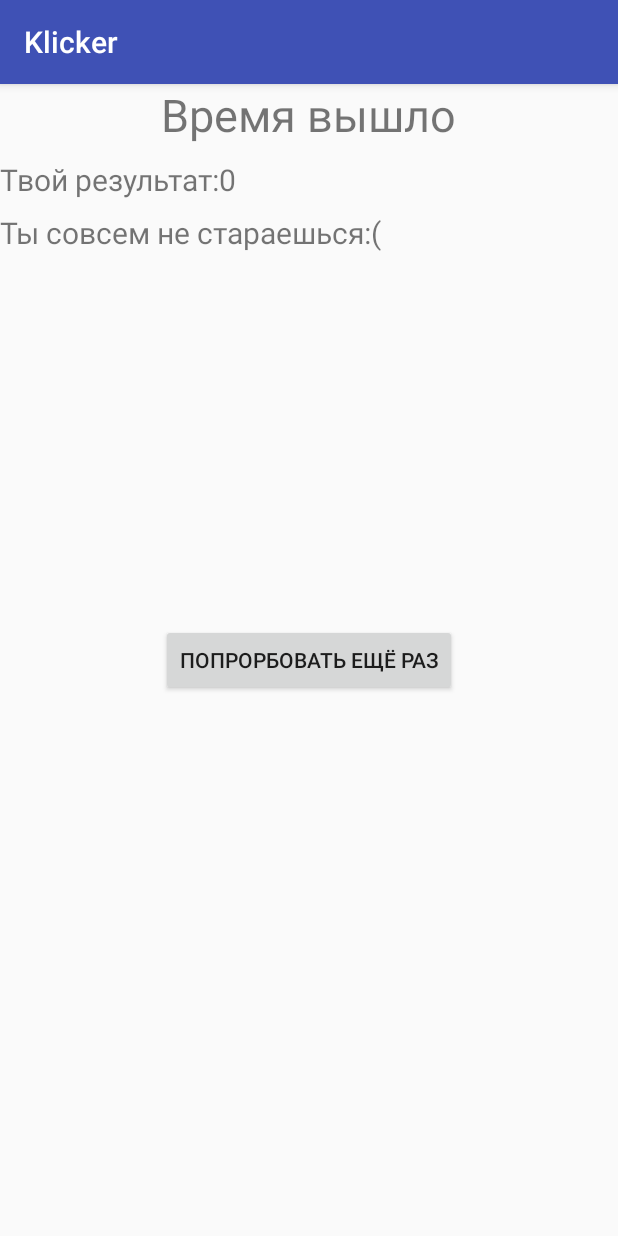
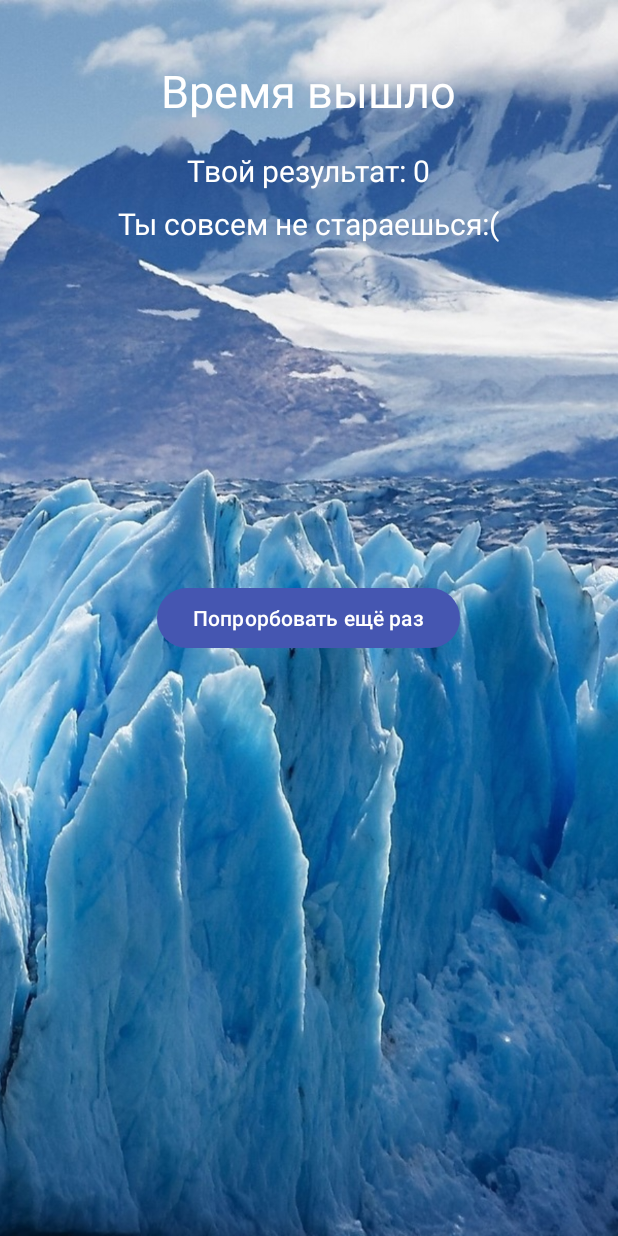
Before and after one commit to More02/Clicker, an Android app: the ResultActivity screen opened directly, with no data from a screen before it, on a phone screen of 412 x 824 dp. Run offline under Robolectric (Android 15) with nearby library versions, the phone set to English and light mode, and no system bars; 1 statement that could not run was skipped.

Commit message:
Material Design and AnroidX

```diff
--- a/app/src/main/AndroidManifest.xml
+++ b/app/src/main/AndroidManifest.xml
@@ -9,10 +9,10 @@
         android:roundIcon="@mipmap/point"
         android:supportsRtl="true"
         android:theme="@style/AppTheme">
-        <activity android:name=".MainActivity">
+        <activity android:name=".MainActivity"
+            android:exported="true">
             <intent-filter>
                 <action android:name="android.intent.action.MAIN" />
-
                 <category android:name="android.intent.category.LAUNCHER" />
             </intent-filter>
         </activity>
--- a/app/src/main/java/com/example/mbaka/klicker/MainActivity.java
+++ b/app/src/main/java/com/example/mbaka/klicker/MainActivity.java
@@ -1,11 +1,10 @@
 package com.example.mbaka.klicker;
 
 import android.content.Intent;
-import android.support.v7.app.AppCompatActivity;
+import androidx.appcompat.app.AppCompatActivity;
 import android.os.Bundle;
 import android.view.View;
 import android.widget.Button;
-import android.widget.Toast;
 
 public class MainActivity extends AppCompatActivity {
 
--- a/app/src/main/java/com/example/mbaka/klicker/PlayActivity.java
+++ b/app/src/main/java/com/example/mbaka/klicker/PlayActivity.java
@@ -1,15 +1,12 @@
 package com.example.mbaka.klicker;
 
-import android.content.Context;
 import android.content.Intent;
 import android.os.CountDownTimer;
-import android.support.v7.app.AppCompatActivity;
+import androidx.appcompat.app.AppCompatActivity;
 import android.os.Bundle;
 import android.view.View;
-import android.widget.Button;
 import android.widget.ImageButton;
 import android.widget.TextView;
-import android.widget.Toast;
 
 public class PlayActivity extends AppCompatActivity {
 
@@ -34,7 +31,7 @@ public class PlayActivity extends AppCompatActivity {
 
             @Override
             public void onTick(long l) {
-                countTime.setText("Осталось: "+l/1000);
+                countTime.setText(" "+ l / 1000+" секунд");
             }
 
             @Override
--- a/app/src/main/java/com/example/mbaka/klicker/ResultActivity.java
+++ b/app/src/main/java/com/example/mbaka/klicker/ResultActivity.java
@@ -1,7 +1,7 @@
 package com.example.mbaka.klicker;
 
 import android.content.Intent;
-import android.support.v7.app.AppCompatActivity;
+import androidx.appcompat.app.AppCompatActivity;
 import android.os.Bundle;
 import android.view.View;
 import android.widget.Button;
@@ -24,7 +24,7 @@ public class ResultActivity extends AppCompatActivity {
         tryAgain = (Button) findViewById(R.id.tryAgain);
 
         int point = getIntent().getExtras().getInt("points");
-        resultingPoints.setText(Integer.toString(point));
+        resultingPoints.setText(" "+ point);
 
 
 
--- a/app/src/main/res/layout/activity_result.xml
+++ b/app/src/main/res/layout/activity_result.xml
@@ -7,29 +7,41 @@
     tools:context="com.example.mbaka.klicker.ResultActivity"
     android:orientation="vertical">
 
+    <ImageView
+        android:layout_width="wrap_content"
+        android:layout_height="wrap_content"
+        android:scaleType="centerCrop"
+        android:src="@drawable/ice"/>
     <TextView
         android:layout_width="wrap_content"
         android:layout_height="wrap_content"
+        android:textColor="@color/white"
         android:text="@string/timeOver"
         android:textSize="30sp"
+        android:layout_marginTop="40dp"
         android:layout_centerHorizontal="true"/>
 
     <LinearLayout
         android:layout_width="wrap_content"
         android:layout_height="wrap_content"
-        android:orientation="horizontal">
+        android:orientation="horizontal"
+        android:layout_centerHorizontal="true"
+        android:layout_marginTop="30dp">
 
         <TextView
             android:layout_width="wrap_content"
             android:layout_height="wrap_content"
             android:text="@string/yourResult"
-            android:layout_marginTop="50dp"
-            android:textSize="20sp"/>
+            android:textColor="@color/white"
+            android:layout_marginTop="70dp"
+            android:textSize="20sp"
+            android:layout_centerHorizontal="true"/>
         <TextView
             android:id="@+id/resultingPoints"
             android:layout_width="wrap_content"
             android:layout_height="wrap_content"
-            android:layout_marginTop="50dp"
+            android:textColor="@color/white"
+            android:layout_marginTop="70dp"
             android:textSize="20sp" />
     </LinearLayout>
 
@@ -37,11 +49,14 @@
         android:id="@+id/myOpinion"
         android:layout_width="wrap_content"
         android:layout_height="wrap_content"
+        android:textColor="@color/white"
         android:textSize="20sp"
-        android:layout_marginTop="85sp"/>
+        android:layout_marginTop="135sp"
+        android:layout_centerHorizontal="true"/>
 
     <Button
         android:id="@+id/tryAgain"
+        style="@style/Widget.Material3.Button"
         android:layout_width="wrap_content"
         android:layout_height="wrap_content"
         android:text="@string/tryAgain"
--- a/app/src/main/res/values/colors.xml
+++ b/app/src/main/res/values/colors.xml
@@ -1,7 +1,7 @@
 <?xml version="1.0" encoding="utf-8"?>
 <resources>
-    <color name="colorPrimary">#3F51B5</color>
-    <color name="colorPrimaryDark">#303F9F</color>
+    <color name="colorPrimary">#4556B1</color>
+    <color name="colorPrimaryDark">#3D4995</color>
     <color name="colorAccent">#FF4081</color>
     <color name="white">#FFFFFF</color>
 </resources>
--- a/app/src/main/res/values/styles.xml
+++ b/app/src/main/res/values/styles.xml
@@ -1,11 +1,14 @@
 <resources>
 
     <!-- Base application theme. -->
-    <style name="AppTheme" parent="Theme.AppCompat.Light.DarkActionBar">
+    <style name="AppTheme" parent="Theme.Material3.DayNight">
         <!-- Customize your theme here. -->
         <item name="colorPrimary">@color/colorPrimary</item>
         <item name="colorPrimaryDark">@color/colorPrimaryDark</item>
-        <item name="colorAccent">@color/colorAccent</item>
+        <item name="colorAccent">#0973A3</item>
+        <item name="windowActionBar">false</item>
+        <item name="windowNoTitle">true</item>
+        <item name="android:windowContentOverlay">@null</item>
     </style>
 
 </resources>
--- a/gradle.properties
+++ b/gradle.properties
@@ -9,6 +9,8 @@
 
 # Specifies the JVM arguments used for the daemon process.
 # The setting is particularly useful for tweaking memory settings.
+android.enableJetifier=true
+android.useAndroidX=true
 org.gradle.jvmargs=-Xmx1536m
 
 # When configured, Gradle will run in incubating parallel mode.
```
Also changed, not shown: app/build.gradle (+8 -7 lines), app/src/main/res/layout/activity_main.xml (+3 -6 lines), app/src/main/res/layout/activity_play.xml (+11 -5 lines), 1 other file.
